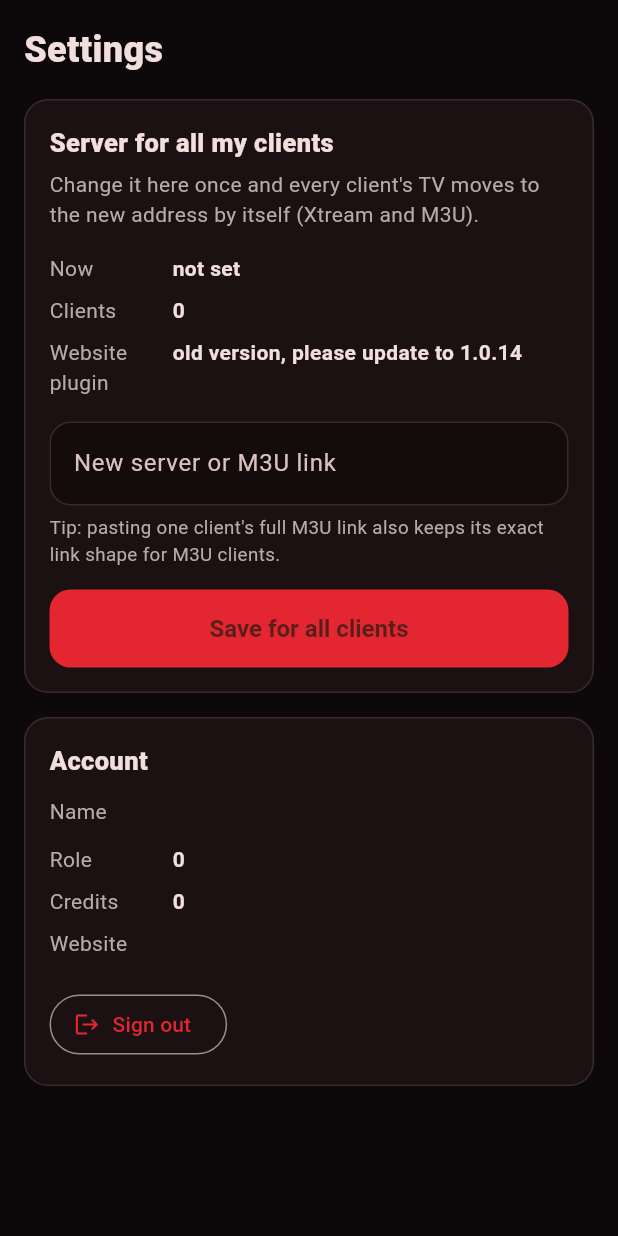
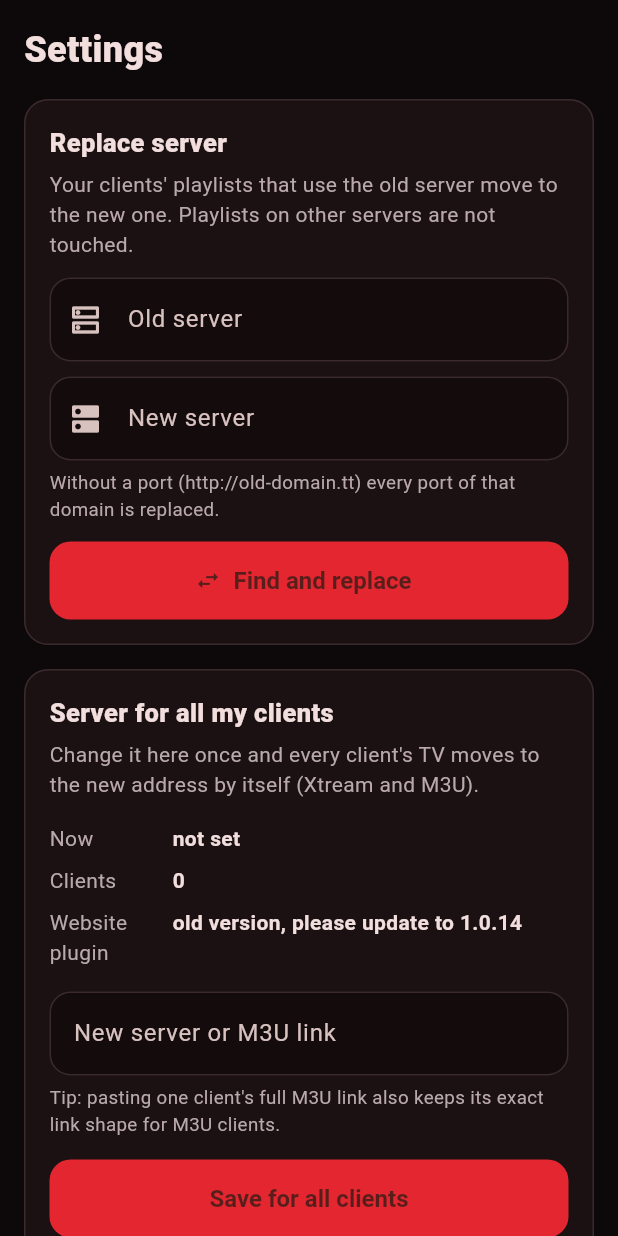
Before and after one commit to semrush733-ux/ib-lite, a Flutter app: the SettingsPage widget shown alone on an empty page, opened directly with empty values, on a phone screen of 412 x 824 dp. Run offline on Flutter 3.47's test engine with Material 3 defaults, Android fonts, the phone set to English and light mode, and no system bars; our stand-ins replace image_picker, qr_flutter, shared_preferences; missing offline and left inert: media_kit, media_kit_video, mobile_scanner; accounts and stored records are empty.

Commit message:
Admin app: Replace server (old → new) only for playlists that use the old server
Co-Authored-By: Claude Opus 5.5 <noreply@anthropic.com>
Claude-Session: https://claude.ai/code/session_01Mq6M71hxwBEszPNsoSXh4H

```diff
--- a/admin_app/lib/api.dart
+++ b/admin_app/lib/api.dart
@@ -140,7 +140,7 @@ class Api {
     }
     if (j['code'] == 'rest_no_route' || (res.statusCode == 404 && j['success'] == null)) {
       throw ApiException(
-          'The website is running an old Lite Player plugin. Install Lite Player plugin 1.0.15 '
+          'The website is running an old Lite Player plugin. Install Lite Player plugin 1.0.17 '
           '(WordPress → Plugins → Add New → Upload), then sign out and sign in again here.',
           404);
     }
@@ -180,6 +180,13 @@ class Api {
     final j = await _call('/panel/settings', body: {'source': source});
     profile = Profile(j['profile'] as Map<String, dynamic>);
     return '${j['message'] ?? 'Saved.'}';
+  }
+
+  /// Old server → new server, only for playlists that use the old one. [dryRun] only counts.
+  static Future<(String, int)> replaceServer(String oldServer, String newServer, {bool dryRun = false}) async {
+    final j = await _call('/panel/replace-server', body: {'old': oldServer, 'new': newServer, 'dry_run': dryRun ? 1 : 0});
+    if (j['profile'] is Map) profile = Profile(j['profile'] as Map<String, dynamic>);
+    return ('${j['message'] ?? ''}', (j['changed'] as num?)?.toInt() ?? 0);
   }
 
   static Future<(Device, List<TvPlaylist>)> lookup(String mac, String key) async {
--- a/admin_app/lib/main.dart
+++ b/admin_app/lib/main.dart
@@ -858,7 +858,49 @@ class SettingsPage extends StatefulWidget {
 
 class _SettingsPageState extends State<SettingsPage> {
   final _src = TextEditingController();
+  final _old = TextEditingController();
+  final _new = TextEditingController();
   bool _busy = false;
+
+  /// Checks how many playlists use the old server, asks, then replaces only those.
+  Future<void> _replace() async {
+    final o = _old.text.trim(), n = _new.text.trim();
+    if (o.isEmpty || n.isEmpty) {
+      toast(context, 'Enter the old and the new server.', error: true);
+      return;
+    }
+    setState(() => _busy = true);
+    try {
+      final (found, count) = await Api.replaceServer(o, n, dryRun: true);
+      if (!mounted) return;
+      if (count == 0) {
+        toast(context, 'No playlist uses $o.', error: true);
+        return;
+      }
+      final ok = await showDialog<bool>(
+        context: context,
+        builder: (ctx) => AlertDialog(
+          title: const Text('Replace server?'),
+          content: Text('$found\n\nThey move to:\n$n\n\nPlaylists on other servers stay as they are.'),
+          actions: [
+            TextButton(onPressed: () => Navigator.pop(ctx, false), child: const Text('Cancel')),
+            FilledButton(onPressed: () => Navigator.pop(ctx, true), child: const Text('Replace')),
+          ],
+        ),
+      );
+      if (ok != true || !mounted) return;
+      final (msg, _) = await Api.replaceServer(o, n);
+      if (!mounted) return;
+      toast(context, msg);
+      _old.clear();
+      _new.clear();
+      widget.onChanged();
+    } catch (e) {
+      if (mounted) toast(context, '$e', error: true);
+    } finally {
+      if (mounted) setState(() => _busy = false);
+    }
+  }
 
   @override
   Widget build(BuildContext context) {
@@ -868,6 +910,45 @@ class _SettingsPageState extends State<SettingsPage> {
       children: [
         const Text('Settings', style: TextStyle(fontSize: 24, fontWeight: FontWeight.w800)),
         const SizedBox(height: 16),
+        Container(
+          padding: const EdgeInsets.all(16),
+          margin: const EdgeInsets.only(bottom: 16),
+          decoration: BoxDecoration(color: _card, borderRadius: BorderRadius.circular(16), border: Border.all(color: _line)),
+          child: Column(
+            crossAxisAlignment: CrossAxisAlignment.start,
+            children: [
+              const Text('Replace server', style: TextStyle(fontSize: 17, fontWeight: FontWeight.w800)),
+              const SizedBox(height: 6),
+              Text(
+                (Api.profile?.isSuper ?? false)
+                    ? 'Every playlist on the website that uses the old server moves to the new one. Playlists on other servers are not touched.'
+                    : 'Your clients\' playlists that use the old server move to the new one. Playlists on other servers are not touched.',
+                style: const TextStyle(color: _muted, height: 1.4),
+              ),
+              const SizedBox(height: 12),
+              TextField(
+                controller: _old,
+                keyboardType: TextInputType.url,
+                decoration: const InputDecoration(labelText: 'Old server', hintText: 'http://old-domain.tt:8080', prefixIcon: Icon(Icons.dns_outlined)),
+              ),
+              const SizedBox(height: 10),
+              TextField(
+                controller: _new,
+                keyboardType: TextInputType.url,
+                decoration: const InputDecoration(labelText: 'New server', hintText: 'http://new-domain.tt:8080', prefixIcon: Icon(Icons.dns)),
+              ),
+              const SizedBox(height: 6),
+              const Text('Without a port (http://old-domain.tt) every port of that domain is replaced.',
+                  style: TextStyle(color: _muted, fontSize: 12.5)),
+              const SizedBox(height: 12),
+              FilledButton.icon(
+                onPressed: _busy ? null : _replace,
+                icon: const Icon(Icons.swap_horiz_rounded),
+                label: const Text('Find and replace'),
+              ),
+            ],
+          ),
+        ),
         Container(
           padding: const EdgeInsets.all(16),
           decoration: BoxDecoration(color: _card, borderRadius: BorderRadius.circular(16), border: Border.all(color: _line)),
```
